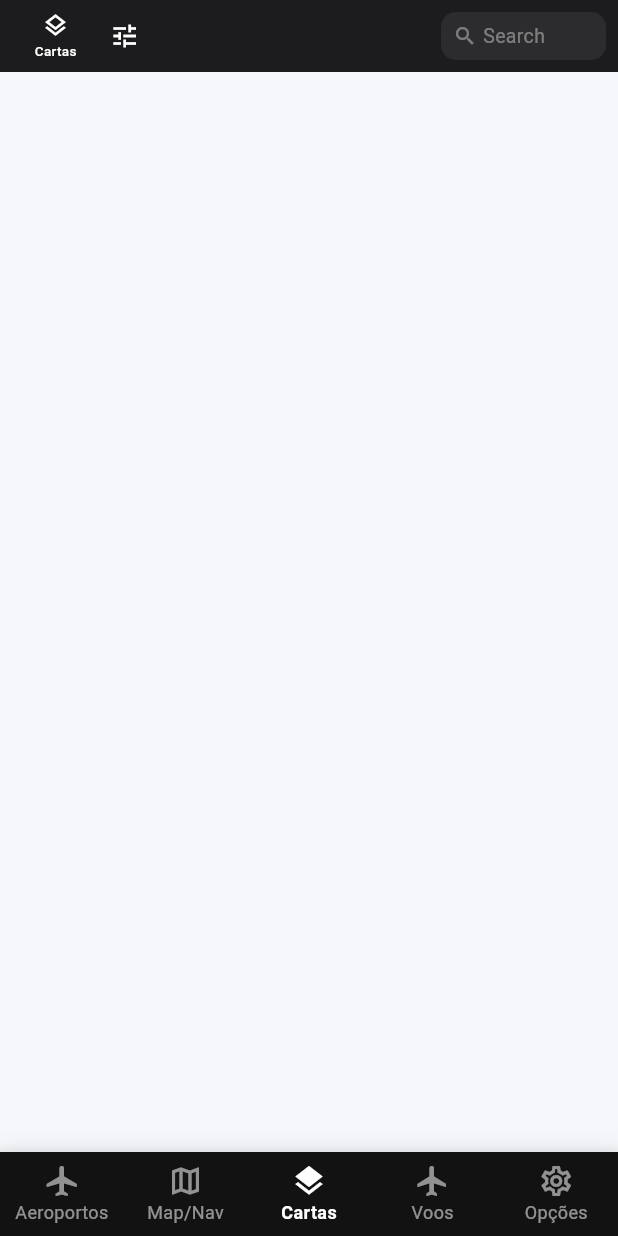
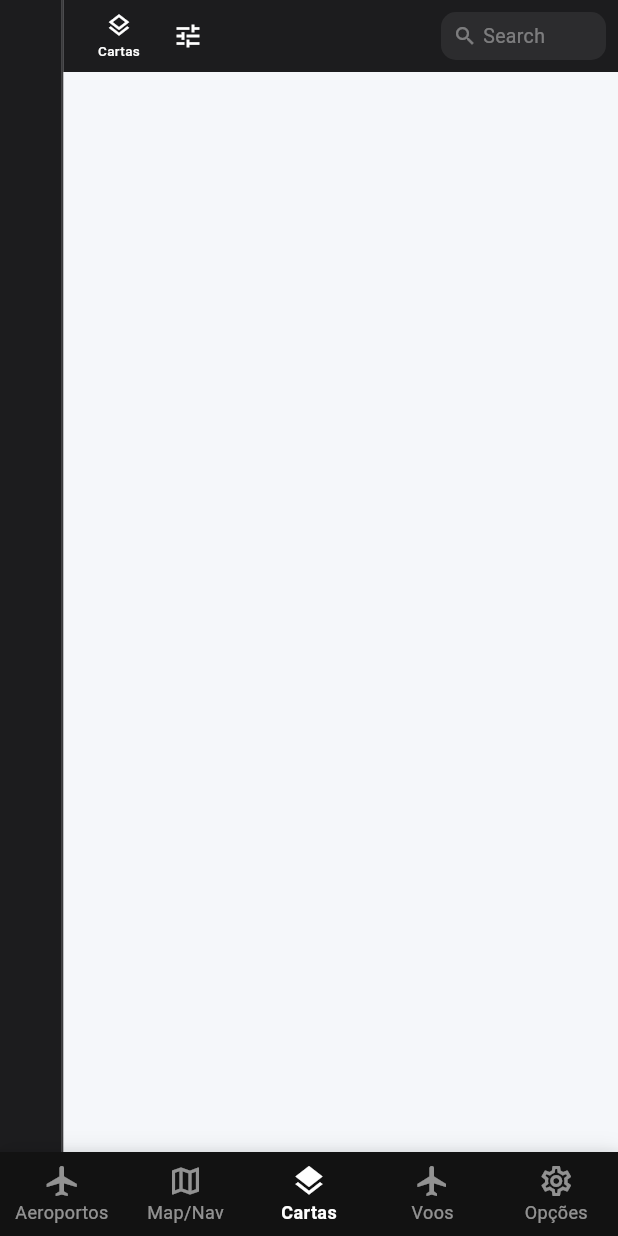
Before and after one commit to GeanFornari/navbr, a Flutter app: the screen it shows after launch, on a phone screen of 412 x 824 dp. Run offline on Flutter 3.47's test engine with Material 3 defaults, Android fonts, the phone set to English and light mode, and no system bars; our stand-ins replace firebase_analytics, firebase_core, firebase_crashlytics, flutter_dotenv, flutter_map, flutter_riverpod and 5 more; missing offline and left inert: pdfx; accounts and stored records are empty.

Commit message:
feat: add left sidebar to ChartsViewScreen

```diff
--- a/lib/screens/charts_view_screen.dart
+++ b/lib/screens/charts_view_screen.dart
@@ -24,17 +24,42 @@ class ChartsViewScreen extends ConsumerWidget {
 
   @override
   Widget build(BuildContext context, WidgetRef ref) {
+    final screenWidth = MediaQuery.of(context).size.width;
+    final sidebarWidth = screenWidth * 0.1;
+
     return AnnotatedRegion<SystemUiOverlayStyle>(
       value: SystemUiOverlayStyle.light,
       child: Scaffold(
         backgroundColor: context.theme.customBackground,
         extendBodyBehindAppBar: true,
-        body: Column(
+        body: Row(
           children: [
-            _buildTopBar(),
-            const Expanded(
-              child: Center(
-                child: SizedBox(), // Vazio por enquanto conforme solicitado
+            // Menu Lateral Esquerdo (Sidebar)
+            Container(
+              width: sidebarWidth,
+              color: AppColors.cockpitBackground,
+              child: const Column(
+                children: [
+                  // Conteúdo futuro do menu lateral
+                ],
+              ),
+            ),
+            // Divisor Vertical
+            Container(
+              width: 1,
+              color: AppColors.cockpitDivider,
+            ),
+            // Área de Conteúdo Principal
+            Expanded(
+              child: Column(
+                children: [
+                  _buildTopBar(),
+                  const Expanded(
+                    child: Center(
+                      child: SizedBox(), // Vazio por enquanto conforme solicitado
+                    ),
+                  ),
+                ],
               ),
             ),
           ],
```
